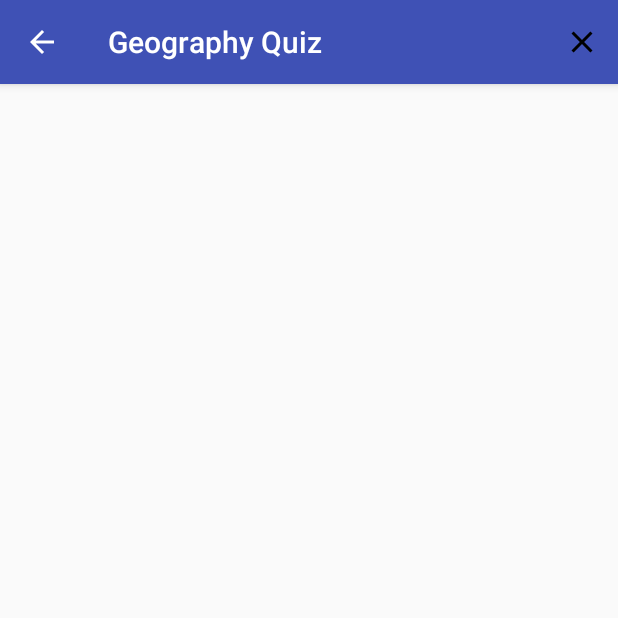
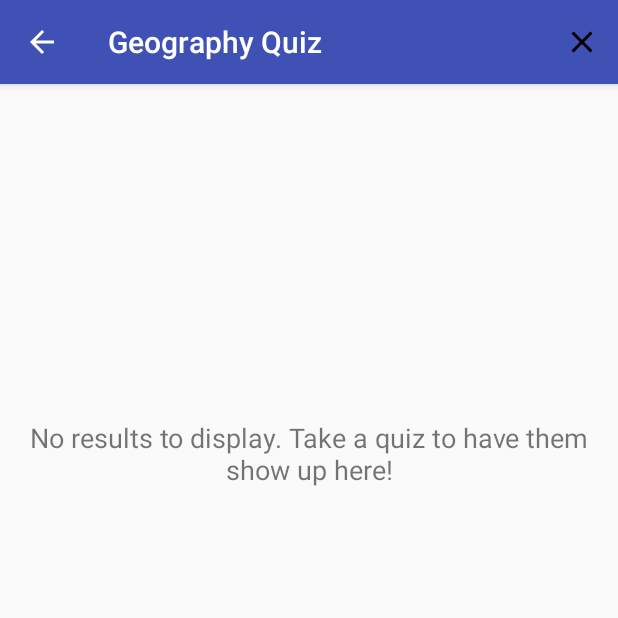
Before and after one commit to Kamal-M-Ali/CSCI-6060-Project-4, an Android app: the ViewActivity screen opened directly, with no data from a screen before it, on a phone screen of 412 x 824 dp, the top half of it. Run offline under Robolectric (Android 15) with nearby library versions, the phone set to English and light mode, and no system bars.

Commit message:
show msg if no past quizzes in db

```diff
--- a/app/src/main/java/edu/uga/cs/geographyquiz/GeographyQuizData.java
+++ b/app/src/main/java/edu/uga/cs/geographyquiz/GeographyQuizData.java
@@ -56,17 +56,15 @@ public class GeographyQuizData {
     }
 
     /**
-     * Opens the database if it is not currently open.
+     * Opens the database.
      */
     public void open() {
-        if (db == null) {
-            db = dbHelper.getWritableDatabase();
-            Log.d(DEBUG_TAG, "Database open");
-        }
+        db = dbHelper.getWritableDatabase();
+        Log.d(DEBUG_TAG, "Database open");
     }
 
     /**
-     * Will close the database if it is currently open.
+     * Closes the database.
      */
     public void close() {
         if(dbHelper != null) {
--- a/app/src/main/java/edu/uga/cs/geographyquiz/ViewActivity.java
+++ b/app/src/main/java/edu/uga/cs/geographyquiz/ViewActivity.java
@@ -2,6 +2,8 @@ package edu.uga.cs.geographyquiz;
 
 import android.os.Bundle;
 import android.util.Log;
+import android.view.View;
+import android.widget.TextView;
 
 import androidx.appcompat.app.ActionBar;
 import androidx.recyclerview.widget.LinearLayoutManager;
@@ -19,6 +21,7 @@ import edu.uga.cs.geographyquiz.pojo.Quiz;
 public class ViewActivity extends MenuActivity {
     private static final String DEBUG_TAG = "ViewActivity";
     private RecyclerView recyclerView;
+    private TextView textViewEmpty;
     private List<Quiz> quizList;
     private GeographyQuizData geographyQuizData;
 
@@ -41,6 +44,7 @@ public class ViewActivity extends MenuActivity {
 
         // defining variables
         recyclerView = findViewById(R.id.recyclerView);
+        textViewEmpty = findViewById(R.id.textViewEmpty);
         quizList = new ArrayList<>();
         geographyQuizData = new GeographyQuizData(getApplicationContext());
 
@@ -68,25 +72,28 @@ public class ViewActivity extends MenuActivity {
          */
         @Override
         protected List<Quiz> doInBackground(Void... params) {
-            List<Quiz> quizList1 = geographyQuizData.retrievePastQuizzes();
-            Log.d(DEBUG_TAG, DEBUG_TAG + ": Quizzes retrieved: " + quizList1.size() );
-            return quizList1;
+            List<Quiz> quizList2 = geographyQuizData.retrievePastQuizzes();
+            Log.d(DEBUG_TAG, DEBUG_TAG + ": Quizzes retrieved: " + quizList2.size() );
+            return quizList2;
         }
 
         /**
          * This method will be automatically called by Android once the db reading background process
          * is finished. It will then create and set an adapter to provide values for the RecyclerView.
          * onPostExecute is like the notify method in an asynchronous method call discussed in class.
-         * @param quizList1 a list of Quiz objects
+         * @param quizList2 a list of Quiz objects
          */
         @Override
-        protected void onPostExecute(List<Quiz> quizList1) {
-            Log.d(DEBUG_TAG, DEBUG_TAG + ": quizList.size(): " + quizList1.size() );
-            quizList.addAll(quizList1);
+        protected void onPostExecute(List<Quiz> quizList2) {
+            Log.d(DEBUG_TAG, DEBUG_TAG + ": quizList.size(): " + quizList2.size());
+            quizList.addAll(quizList2);
 
             // create the RecyclerAdapter and set it for the RecyclerView
             QuizRecyclerAdapter recyclerAdapter = new QuizRecyclerAdapter(quizList);
             recyclerView.setAdapter(recyclerAdapter);
+
+            // show a message if there are no results
+            textViewEmpty.setVisibility(quizList.size() == 0 ? View.VISIBLE : View.GONE);
         }
     }
 
--- a/app/src/main/res/layout/activity_view.xml
+++ b/app/src/main/res/layout/activity_view.xml
@@ -7,10 +7,26 @@
     android:padding="16dp"
     tools:context=".ViewActivity">
 
+  <TextView
+      android:id="@+id/textViewEmpty"
+      android:layout_width="wrap_content"
+      android:layout_height="wrap_content"
+      android:text="No results to display. Take a quiz to have them show up here!"
+      android:textAlignment="center"
+      android:textAllCaps="false"
+      android:textSize="18sp"
+      app:layout_constraintBottom_toBottomOf="parent"
+      app:layout_constraintEnd_toEndOf="parent"
+      app:layout_constraintStart_toStartOf="parent"
+      app:layout_constraintTop_toTopOf="parent"
+      app:layout_constraintVertical_bias="0.3" />
+
   <androidx.recyclerview.widget.RecyclerView
       android:id="@+id/recyclerView"
       android:layout_width="match_parent"
       android:layout_height="match_parent"
       tools:layout_editor_absoluteX="16dp"
-      tools:layout_editor_absoluteY="16dp" />
+      tools:layout_editor_absoluteY="16dp" >
+
+  </androidx.recyclerview.widget.RecyclerView>
 </androidx.constraintlayout.widget.ConstraintLayout>
```
